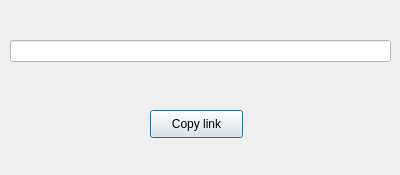
The window that client/ShareUri.ui (anphetamina/CoText) describes before a commit, drawn with Qt 5.
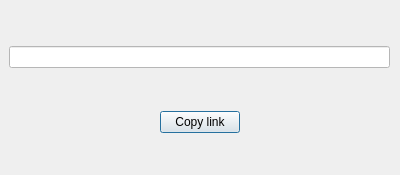
The same window after the commit.

Commit message: 1. userListToggle is now a ClickableLabel to emit clicked() and show userList on the right. 2. Update all widgets layouts to be responsive 3.TODO: userWidget + userWidgetEdit

The edit to the form file:
```diff
--- a/client/ShareUri.ui
+++ b/client/ShareUri.ui
@@ -16,28 +16,96 @@
   <property name="styleSheet">
    <string notr="true">QLineEdit{ background-color: white;} </string>
   </property>
-  <widget class="QPushButton" name="pushButton_copyLink">
+  <widget class="QWidget" name="verticalLayoutWidget">
    <property name="geometry">
     <rect>
-     <x>150</x>
-     <y>110</y>
-     <width>93</width>
-     <height>28</height>
-    </rect>
-   </property>
-   <property name="text">
-    <string>Copy link</string>
-   </property>
-  </widget>
-  <widget class="QLineEdit" name="lineEdit_URI">
-   <property name="geometry">
-    <rect>
-     <x>10</x>
-     <y>40</y>
+     <x>9</x>
+     <y>9</y>
      <width>381</width>
-     <height>22</height>
+     <height>161</height>
     </rect>
    </property>
+   <layout class="QVBoxLayout" name="verticalLayout">
+    <item>
+     <spacer name="verticalSpacer_2">
+      <property name="orientation">
+       <enum>Qt::Vertical</enum>
+      </property>
+      <property name="sizeHint" stdset="0">
+       <size>
+        <width>20</width>
+        <height>40</height>
+       </size>
+      </property>
+     </spacer>
+    </item>
+    <item>
+     <widget class="QLineEdit" name="lineEdit_URI"/>
+    </item>
+    <item>
+     <spacer name="verticalSpacer">
+      <property name="orientation">
+       <enum>Qt::Vertical</enum>
+      </property>
+      <property name="sizeHint" stdset="0">
+       <size>
+        <width>20</width>
+        <height>40</height>
+       </size>
+      </property>
+     </spacer>
+    </item>
+    <item>
+     <layout class="QHBoxLayout" name="horizontalLayout">
+      <item>
+       <spacer name="horizontalSpacer_2">
+        <property name="orientation">
+         <enum>Qt::Horizontal</enum>
+        </property>
+        <property name="sizeHint" stdset="0">
+         <size>
+          <width>40</width>
+          <height>20</height>
+         </size>
+        </property>
+       </spacer>
+      </item>
+      <item>
+       <widget class="QPushButton" name="pushButton_copyLink">
+        <property name="text">
+         <string>Copy link</string>
+        </property>
+       </widget>
+      </item>
+      <item>
+       <spacer name="horizontalSpacer">
+        <property name="orientation">
+         <enum>Qt::Horizontal</enum>
+        </property>
+        <property name="sizeHint" stdset="0">
+         <size>
+          <width>40</width>
+          <height>20</height>
+         </size>
+        </property>
+       </spacer>
+      </item>
+     </layout>
+    </item>
+    <item>
+     <spacer name="verticalSpacer_3">
+      <property name="orientation">
+       <enum>Qt::Vertical</enum>
+      </property>
+      <property name="sizeHint" stdset="0">
+       <size>
+        <width>20</width>
+        <height>40</height>
+       </size>
+      </property>
+     </spacer>
+    </item>
+   </layout>
   </widget>
  </widget>
  <resources/>
```
The commit also changes 13 other files.
